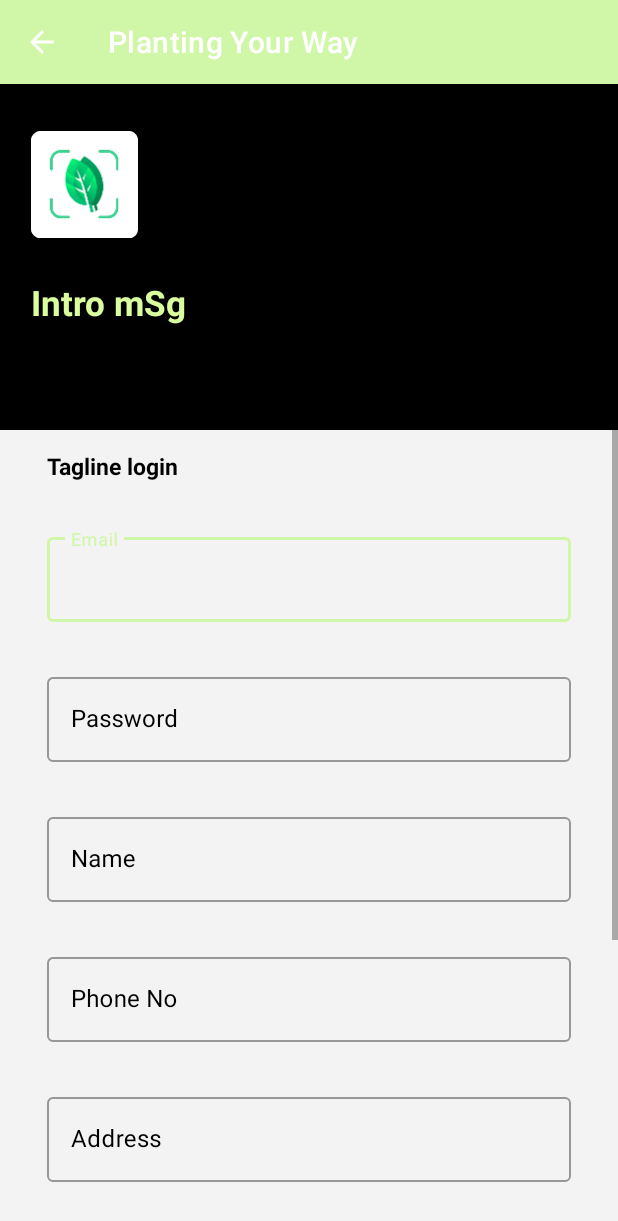
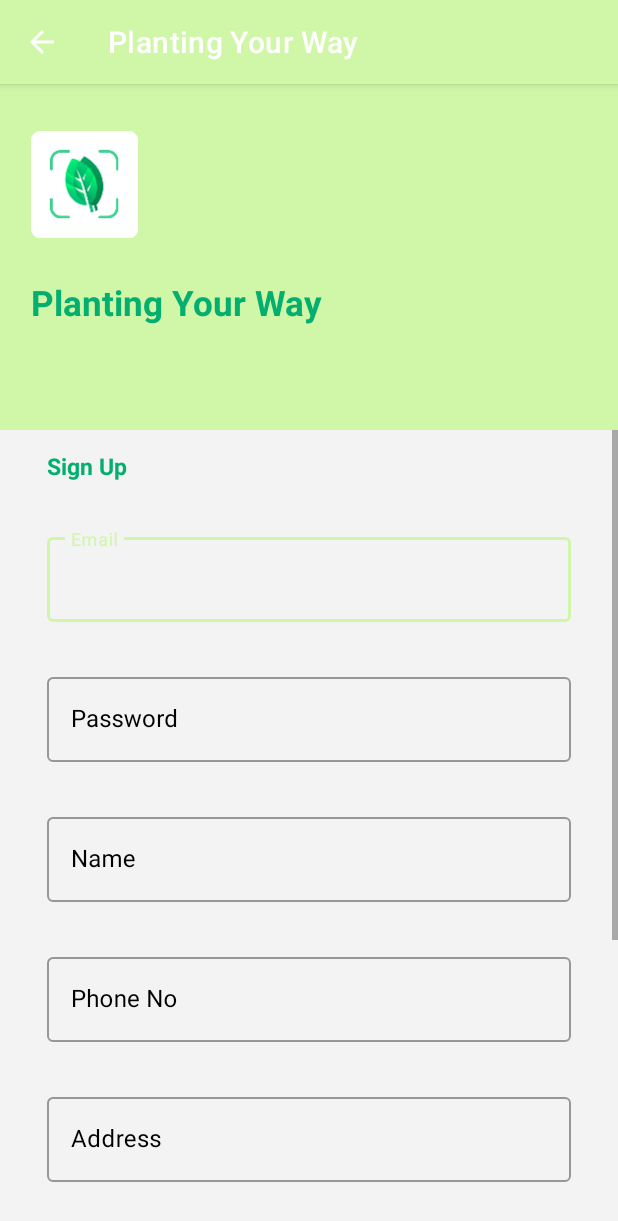
Before and after one commit to paridhi04/W23_G10_PlantingYourWay, an Android app: the RegistrationActivity screen opened directly, with no data from a screen before it, on a phone screen of 412 x 824 dp. Shown: the top 1221 px of the screen. Run offline under Robolectric (Android 15) with nearby library versions, the phone set to English and light mode, and no system bars; our stand-ins replace sdp/ssp sizes.

Commit message:
Minor string file changes.

```diff
--- a/app/src/main/java/com/example/plantingyourway/MainActivity.java
+++ b/app/src/main/java/com/example/plantingyourway/MainActivity.java
@@ -2,10 +2,6 @@ package com.example.plantingyourway;
 
 import androidx.appcompat.app.ActionBar;
 import androidx.appcompat.app.AppCompatActivity;
-//import androidx.room.Entity;
-//import androidx.room.Room;
-//
-//import net.sqlcipher.database.SQLiteDatabase;
 
 import android.content.Intent;
 import android.os.Bundle;
@@ -24,8 +20,6 @@ public class MainActivity extends AppCompatActivity {
         actionBar.setDisplayUseLogoEnabled(true);
         actionBar.setTitle("Planting Your Way");
 
-//        SQLiteDatabase.loadLibs(this);
-
         Button BtnShopNow = findViewById(R.id.btnShopNow);
 
         BtnShopNow.setOnClickListener(v -> {
--- a/app/src/main/java/com/example/plantingyourway/RegistrationActivity.java
+++ b/app/src/main/java/com/example/plantingyourway/RegistrationActivity.java
@@ -59,8 +59,8 @@ public class RegistrationActivity extends AppCompatActivity implements View.OnCl
         tilPhone = findViewById(R.id.til_phone);
 
 
-        etEmail = findViewById(R.id.et_email);
-        etPassword = findViewById(R.id.et_password);
+        etEmail = findViewById(R.id.editTxtEmail);
+        etPassword = findViewById(R.id.editTxtPassword);
         etName = findViewById(R.id.et_name);
         etAddress = findViewById(R.id.et_address);
         etPhone = findViewById(R.id.et_phone);
--- a/app/src/main/res/layout/activity_main.xml
+++ b/app/src/main/res/layout/activity_main.xml
@@ -12,7 +12,6 @@
         android:layout_height="200dp"
         app:layout_constraintBottom_toBottomOf="parent"
         app:layout_constraintEnd_toEndOf="parent"
-        app:layout_constraintHorizontal_bias="1.0"
         app:layout_constraintStart_toStartOf="parent"
         app:layout_constraintTop_toTopOf="parent"
         app:layout_constraintVertical_bias="0.050000012"
--- a/app/src/main/res/layout/activity_registration.xml
+++ b/app/src/main/res/layout/activity_registration.xml
@@ -4,11 +4,11 @@
     xmlns:tools="http://schemas.android.com/tools"
     android:layout_width="match_parent"
     android:layout_height="match_parent"
-    android:background="@color/black">
+    android:background="@color/lightGreen">
 
 
     <ImageView
-        android:id="@+id/view2"
+        android:id="@+id/imgViewLogo"
         android:layout_width="@dimen/_55sdp"
         android:layout_height="@dimen/_55sdp"
         android:layout_gravity="center"
@@ -22,24 +22,24 @@
 
 
     <TextView
-        android:id="@+id/tv_welcome"
+        android:id="@+id/txtViewWelcome"
         android:layout_width="wrap_content"
         android:layout_height="wrap_content"
         android:layout_marginStart="@dimen/_16sdp"
         android:layout_marginTop="@dimen/_12sdp"
         android:layout_marginBottom="@dimen/_16sdp"
-        android:text="Intro mSg"
-        android:textColor="@color/color_text_green"
+        android:text="@string/txtViewAppName"
+        android:textColor="@color/colorGreen"
         android:textSize="@dimen/_18ssp"
         android:textStyle="bold"
-        app:layout_constraintBottom_toTopOf="@+id/scrollView2"
+        app:layout_constraintBottom_toTopOf="@+id/scrollViewForm"
         app:layout_constraintStart_toStartOf="parent"
-        app:layout_constraintTop_toBottomOf="@+id/view2"
+        app:layout_constraintTop_toBottomOf="@+id/imgViewLogo"
         app:layout_constraintVertical_bias="0.20" />
 
 
     <ScrollView
-        android:id="@+id/scrollView2"
+        android:id="@+id/scrollViewForm"
         android:layout_width="match_parent"
         android:layout_height="0dp"
         android:background="@color/grey"
@@ -57,13 +57,13 @@
             app:layout_constraintTop_toBottomOf="@+id/guideline2">
 
             <TextView
-                android:id="@+id/textView"
+                android:id="@+id/txtViewWelcomeBack"
                 android:layout_width="wrap_content"
                 android:layout_height="wrap_content"
                 android:layout_marginStart="@dimen/_24sdp"
                 android:layout_marginTop="@dimen/_10sdp"
-                android:text="Tagline login"
-                android:textColor="@color/black"
+                android:text="@string/txtViewSignUp"
+                android:textColor="@color/colorGreen"
                 android:textSize="@dimen/_12ssp"
                 android:textStyle="bold"
                 app:layout_constraintStart_toStartOf="parent"
@@ -81,10 +81,10 @@
                 app:layout_constraintEnd_toEndOf="parent"
                 app:layout_constraintHorizontal_bias="0.497"
                 app:layout_constraintStart_toStartOf="parent"
-                app:layout_constraintTop_toBottomOf="@+id/textView">
+                app:layout_constraintTop_toBottomOf="@+id/txtViewWelcomeBack">
 
                 <com.google.android.material.textfield.TextInputEditText
-                    android:id="@+id/et_email"
+                    android:id="@+id/editTxtEmail"
                     android:layout_width="match_parent"
                     android:layout_height="wrap_content"
                     android:ems="10"
@@ -107,7 +107,7 @@
                 app:layout_constraintTop_toBottomOf="@+id/til_email">
 
                 <com.google.android.material.textfield.TextInputEditText
-                    android:id="@+id/et_password"
+                    android:id="@+id/editTxtPassword"
                     android:layout_width="match_parent"
                     android:layout_height="wrap_content"
                     android:ems="10"
@@ -233,10 +233,10 @@
                 android:layout_width="match_parent"
                 android:layout_height="wrap_content"
                 android:layout_marginHorizontal="@dimen/_24sdp"
+                android:layout_marginTop="@dimen/_16sdp"
                 android:background="@color/black"
                 android:enabled="false"
-                android:text="@string/label_register"
-                android:layout_marginTop="@dimen/_16sdp"
+                android:text="@string/txtViewRegiser"
                 android:textColor="@color/white"
                 app:cornerRadius="@dimen/_6sdp"
                 app:layout_constraintEnd_toEndOf="parent"
@@ -245,11 +245,11 @@
                 app:layout_constraintTop_toBottomOf="@+id/til_city" />
 
             <TextView
-                android:id="@+id/textView2"
+                android:id="@+id/txtViewRegister"
                 android:layout_width="wrap_content"
                 android:layout_height="wrap_content"
                 android:layout_marginTop="@dimen/_44sdp"
-                android:text="@string/already_registered"
+                android:text="@string/txtViewAlreadyRegistered"
                 android:textColor="@color/black"
                 app:layout_constraintStart_toStartOf="@+id/btn_register"
                 app:layout_constraintTop_toBottomOf="@+id/btn_register" />
@@ -259,12 +259,12 @@
                 android:layout_width="wrap_content"
                 android:layout_height="wrap_content"
                 android:text="@string/label_login"
-                android:textColor="@color/color_hyerlink_blue"
+                android:textColor="@color/colorGreen"
                 android:textSize="@dimen/_14ssp"
                 android:textStyle="bold"
-                app:layout_constraintBottom_toBottomOf="@+id/textView2"
+                app:layout_constraintBottom_toBottomOf="@+id/txtViewRegister"
                 app:layout_constraintEnd_toEndOf="@+id/btn_register"
-                app:layout_constraintTop_toTopOf="@+id/textView2" />
+                app:layout_constraintTop_toTopOf="@+id/txtViewRegister" />
 
 
         </androidx.constraintlayout.widget.ConstraintLayout>
--- a/app/src/main/res/layout/activity_splash.xml
+++ b/app/src/main/res/layout/activity_splash.xml
@@ -4,7 +4,7 @@
     xmlns:tools="http://schemas.android.com/tools"
     android:layout_width="match_parent"
     android:layout_height="match_parent"
-    android:background="@color/black"
+    android:background="@color/lightGreen"
     tools:context=".SplashActivity">
 
     <ImageView
--- a/app/src/main/res/values/strings.xml
+++ b/app/src/main/res/values/strings.xml
@@ -9,26 +9,27 @@
     <string name="txtViewNoAccount">Don\'t have an account?</string>
     <string name="btnSignIn">Sign In</string>
     <string name="txtViewSignUp">Sign Up</string>
-
+    <string name="label_login">Login</string>
     <string name="prompt_email">Email</string>
     <string name="prompt_password">Password</string>
+    <string name="remember_me">Remember Me</string>
+    <string name="sign_up">Sign Up</string>
     <string name="prompt_name">Name</string>
-    <string name="prompt_service_name">Service Name</string>
+    <string name="prompt_phone">Phone No</string>
+    <string name="prompt_province">Province</string>
     <string name="prompt_address">Address</string>
-    <string name="prompt_add_serice">Add Service</string>
-    <string name="prompt_phone">Phone No</string>
-    <string name="prompt_price">Price</string>
     <string name="prompt_city">City</string>
-    <string name="prompt_province">Province</string>
-    <string name="label_login">Login</string>
-    <string name="already_registered">Already Registered</string>
-    <string name="label_register">Register</string>
-    <string name="not_registered_yet">Not Registered Yet</string>
-    <string name="sign_up">Sign Up</string>
-    <string name="remember_me">Remember Me</string>
+    <string name="facebook_app_id">954065955736704</string>
+    <string name="fb_login_protocol_scheme">2698533c6b596a6ecb99d7dbab6584d8</string>
+    <string name="facebook_client_token">2698533c6b596a6ecb99d7dbab6584d8</string>
+    <string name="txtViewAppName">Planting Your Way</string>
+    <string name="txtViewGetStarted">Let\'s get you started...</string>
+    <string name="txtViewWelcomeBack">Welcome Back!</string>
+    <string name="txtViewRegisterNow">Don\'t have an account with us?</string>
+    <string name="txtViewAlreadyRegistered">Have and account with us already?</string>
+    <string name="txtViewRegiser">Register</string>
 
-
-    <string-array name="provinces">
+    <string-array name = "provinces">
         <item>Alberta</item>
         <item>BC</item>
         <item>Manitoba</item>
@@ -37,37 +38,40 @@
         <item>Quebec</item>
     </string-array>
 
-    <string-array name="alberta_cities">
+    <string-array name = "alberta_cities">
         <item>Calgary</item>
         <item>Edmonton</item>
         <item>Airdrie</item>
     </string-array>
-    <string-array name="bc_cities">
+
+    <string-array name = "bc_cities">
         <item>Vancouver</item>
         <item>Surrey</item>
         <item>New Westminster</item>
     </string-array>
-    <string-array name="manitoba_cities">
+
+    <string-array name = "manitoba_cities">
         <item>Winnipeg</item>
         <item>Brandon</item>
         <item>Winkler</item>
     </string-array>
-    <string-array name="nova_scotia_cities">
+
+    <string-array name = "nova_scotia_cities">
         <item>Halifax</item>
         <item>Sydney</item>
         <item>Bedford</item>
     </string-array>
-    <string-array name="ontario_cities">
+
+    <string-array name = "ontario_cities">
         <item>Toronto</item>
         <item>Mississauga</item>
         <item>Ottawa</item>
     </string-array>
-    <string-array name="quebec_cities">
+
+    <string-array name = "quebec_cities">
     <item>Montreal</item>
     <item>Laval</item>
     <item>Sherbrooke</item>
     </string-array>
-    <string name="facebook_app_id">954065955736704</string>
-    <string name="fb_login_protocol_scheme">2698533c6b596a6ecb99d7dbab6584d8</string>
-    <string name="facebook_client_token">2698533c6b596a6ecb99d7dbab6584d8</string>
+
 </resources>
```
Also changed, not shown: app/src/main/java/com/example/plantingyourway/Constants.java (+0 -7 lines), app/src/main/java/com/example/plantingyourway/DBManager.java (+0 -12 lines), app/src/main/java/com/example/plantingyourway/LoginActivity.java (+9 -21 lines), app/src/main/res/layout/activity_login.xml (+26 -26 lines).
